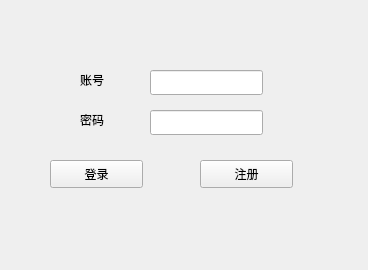
hzf644/QT-homework, file log_in.ui: the form before one commit.
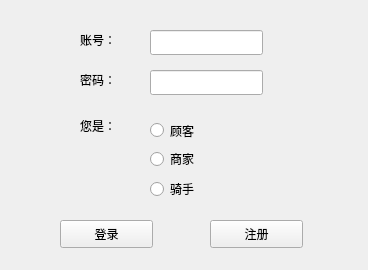
The form after the commit.

Diff of the .ui file:
```diff
--- a/log_in.ui
+++ b/log_in.ui
@@ -17,8 +17,8 @@
    <widget class="QPushButton" name="login">
     <property name="geometry">
      <rect>
-      <x>50</x>
-      <y>160</y>
+      <x>60</x>
+      <y>220</y>
       <width>93</width>
       <height>28</height>
      </rect>
@@ -30,8 +30,8 @@
    <widget class="QPushButton" name="signup">
     <property name="geometry">
      <rect>
-      <x>200</x>
-      <y>160</y>
+      <x>210</x>
+      <y>220</y>
       <width>93</width>
       <height>28</height>
      </rect>
@@ -44,33 +44,33 @@
     <property name="geometry">
      <rect>
       <x>80</x>
-      <y>70</y>
+      <y>30</y>
       <width>31</width>
       <height>19</height>
      </rect>
     </property>
     <property name="text">
-     <string>账号</string>
+     <string>账号：</string>
     </property>
    </widget>
    <widget class="QLabel" name="label_2">
     <property name="geometry">
      <rect>
       <x>80</x>
-      <y>110</y>
+      <y>70</y>
       <width>31</width>
       <height>19</height>
      </rect>
     </property>
     <property name="text">
-     <string>密码</string>
+     <string>密码：</string>
     </property>
    </widget>
    <widget class="QLineEdit" name="username">
     <property name="geometry">
      <rect>
       <x>150</x>
-      <y>70</y>
+      <y>30</y>
       <width>113</width>
       <height>25</height>
      </rect>
@@ -80,12 +80,64 @@
     <property name="geometry">
      <rect>
       <x>150</x>
-      <y>110</y>
+      <y>70</y>
       <width>113</width>
       <height>25</height>
      </rect>
     </property>
    </widget>
+   <widget class="QRadioButton" name="radioButton">
+    <property name="geometry">
+     <rect>
+      <x>150</x>
+      <y>120</y>
+      <width>111</width>
+      <height>21</height>
+     </rect>
+    </property>
+    <property name="text">
+     <string>顾客</string>
+    </property>
+   </widget>
+   <widget class="QRadioButton" name="radioButton_2">
+    <property name="geometry">
+     <rect>
+      <x>150</x>
+      <y>150</y>
+      <width>73</width>
+      <height>18</height>
+     </rect>
+    </property>
+    <property name="text">
+     <string>商家</string>
+    </property>
+   </widget>
+   <widget class="QRadioButton" name="radioButton_3">
+    <property name="geometry">
+     <rect>
+      <x>150</x>
+      <y>180</y>
+      <width>73</width>
+      <height>18</height>
+     </rect>
+    </property>
+    <property name="text">
+     <string>骑手</string>
+    </property>
+   </widget>
+   <widget class="QLabel" name="label_3">
+    <property name="geometry">
+     <rect>
+      <x>80</x>
+      <y>120</y>
+      <width>40</width>
+      <height>12</height>
+     </rect>
+    </property>
+    <property name="text">
+     <string>您是：</string>
+    </property>
+   </widget>
   </widget>
  </widget>
  <resources/>
```
